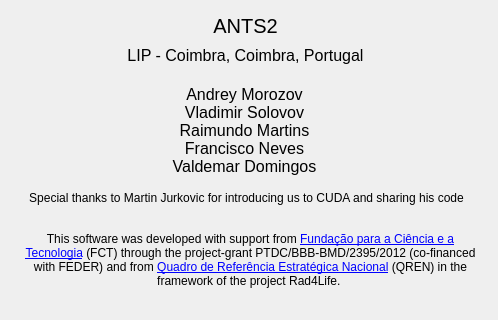
First picture: the form in src/gui/credits.ui, repository andrmor/ANTS2, before the edit; both pictures show x 0 to 498 and y 0 to 320 of the 498 by 485 pixel window.
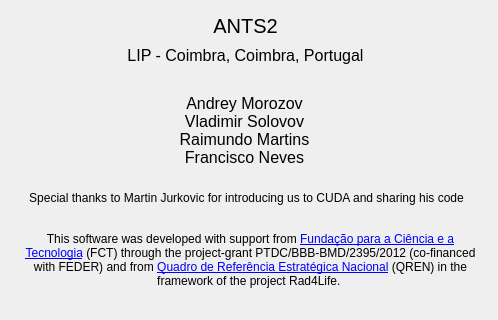
Second picture: the form after the edit. Icons and pictures are not drawn.

```diff
--- a/src/gui/credits.ui
+++ b/src/gui/credits.ui
@@ -111,7 +111,7 @@
     </font>
    </property>
    <property name="text">
-    <string>&lt;html&gt;&lt;head/&gt;&lt;body&gt;&lt;p&gt;Andrey Morozov &lt;br/&gt;Vladimir Solovov &lt;br/&gt;Raimundo Martins &lt;br/&gt;Francisco Neves&lt;br/&gt;Valdemar Domingos&lt;/p&gt;&lt;/body&gt;&lt;/html&gt;</string>
+    <string>&lt;html&gt;&lt;head/&gt;&lt;body&gt;&lt;p&gt;Andrey Morozov &lt;br/&gt;Vladimir Solovov &lt;br/&gt;Raimundo Martins &lt;br/&gt;Francisco Neves&lt;/p&gt;&lt;/body&gt;&lt;/html&gt;</string>
    </property>
    <property name="alignment">
     <set>Qt::AlignCenter</set>
```
